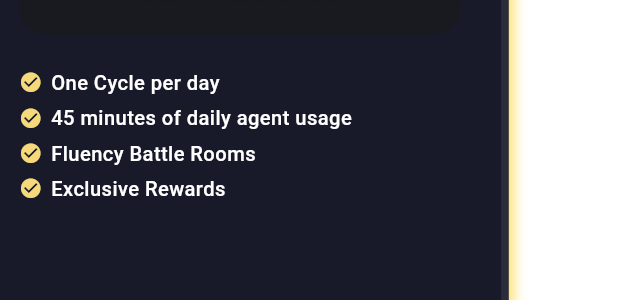
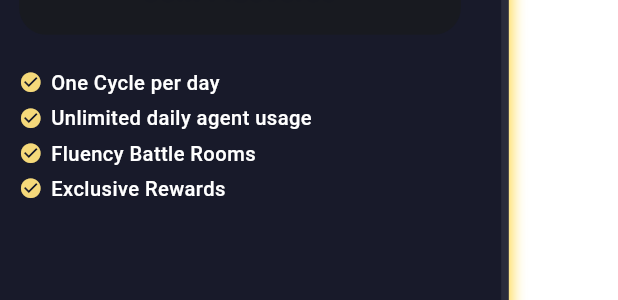
Before and after one commit to langverseadmin/Fluoverse-Landing-Page, a Flutter app: the _SaasPricingCard widget shown alone on an empty page, opened directly with sample values from the repository, on a phone screen of 412 x 824 dp. Shown: the part 261-561 px from the top of the screen. Run offline on Flutter 3.47's test engine with Material 3 defaults, Android fonts, the phone set to English and light mode, and no system bars; our stand-ins replace confetti, flutter_animate, flutter_markdown, go_router, lottie, lucide_icons and 1 more; missing offline and left inert: dart:html; accounts and stored records are empty.

Commit message:
unlimited agent usage

```diff
--- a/lib/website/screens/pricing_v2.dart
+++ b/lib/website/screens/pricing_v2.dart
@@ -35,7 +35,7 @@ final List<Plan> plans = [
   // ]),
   Plan('Fluoversian', 16.0, 154.0, [
     'One Cycle per day',
-    '45 minutes of daily agent usage',
+    'Unlimited daily agent usage',
     'Fluency Battle Rooms (early access)',
     'Exclusive Rewards',
 
@@ -933,14 +933,14 @@ class _MonthlyYearlyComparisonTable extends StatelessWidget {
     // Define monthly and yearly features
     final monthlyFeatures = [
       'One Cycle per day',
-      '45 minutes of daily agent usage',
+      'Unlimited daily agent usage',
       'Fluency Battle Rooms',
       'Exclusive Rewards',
     ];
 
     final yearlyFeatures = [
       'One Cycle per day',
-      '45 minutes of daily agent usage',
+      'Unlimited daily agent usage',
       'Fluency Battle Rooms',
       'Exclusive Rewards',
       'Priority support',
@@ -1180,7 +1180,7 @@ class _SaasPricingCard extends StatelessWidget {
     // Features list - monthly features plus additional yearly perks
     final monthlyFeatures = [
       'One Cycle per day',
-      '45 minutes of daily agent usage',
+      'Unlimited daily agent usage',
       'Fluency Battle Rooms',
       'Exclusive Rewards',
     ];
```
